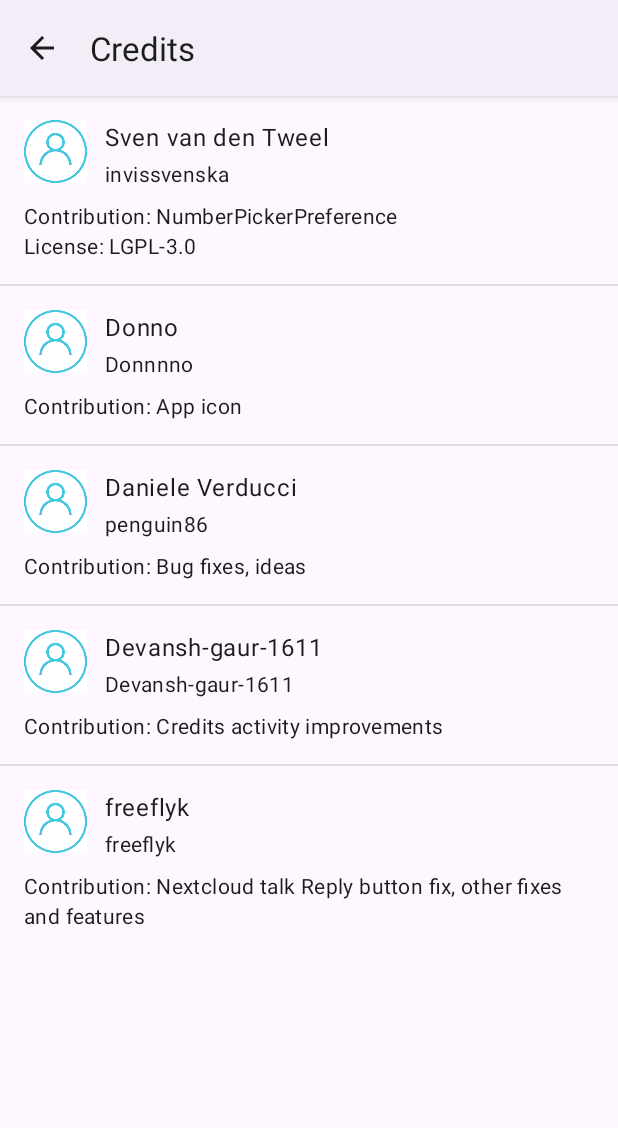
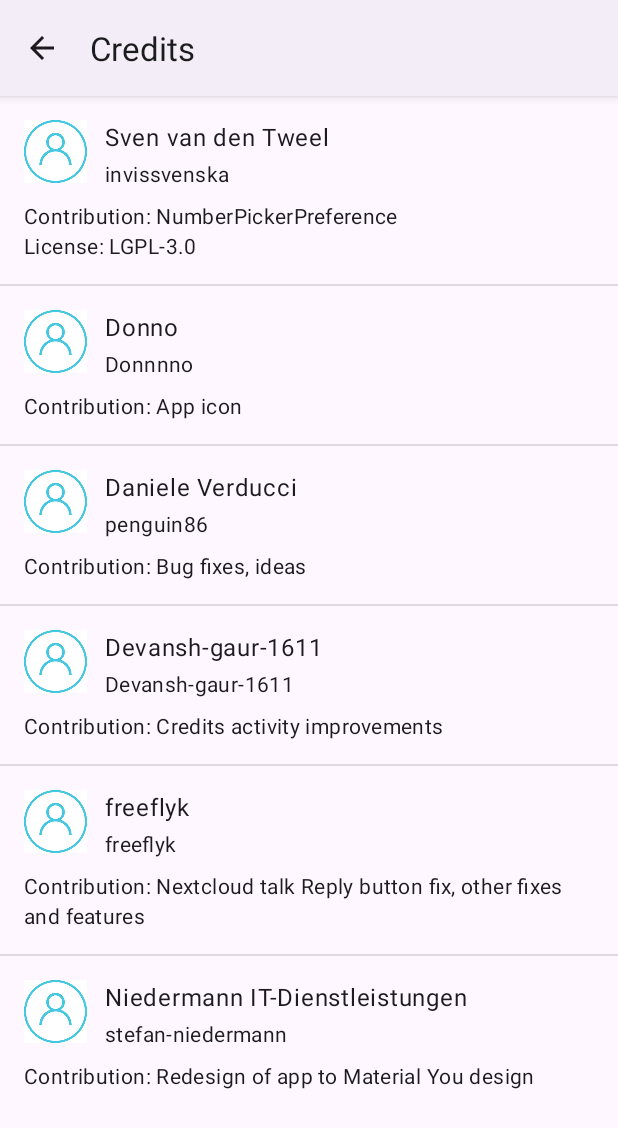
Before and after one commit to 0xf104a/NextcloudServices, an Android app: the CreditsActivity screen opened directly, with no data from a screen before it, on a phone screen of 412 x 824 dp. Shown: the top 1128 px of the screen. Run offline under Robolectric (Android 15) with nearby library versions, the phone set to English and light mode, and no system bars; pictures from the network do not load.

Commit message:
Add @stefan-niedermann to contributors

```diff
--- a/app/src/main/res/values/arrays.xml
+++ b/app/src/main/res/values/arrays.xml
@@ -10,12 +10,14 @@
         <item>reply_all</item>
     </string-array>
 
+    <!--App contributors -->
     <string-array name="oss_libs">
         <item>Contribution: NumberPickerPreference\nLicense: LGPL-3.0</item>
         <item>Contribution: App icon</item>
         <item>Contribution: Bug fixes, ideas</item>
         <item>Contribution: Credits activity improvements</item>
         <item>Contribution: Nextcloud talk "Reply" button fix, other fixes and features</item>
+        <item>Contribution: Redesign of app to Material You design</item>
     </string-array>
 
     <string-array name="oss_libs_owner_Img">
@@ -24,6 +26,7 @@
         <item>https://avatars.githubusercontent.com/u/6894017?v=4</item>
         <item>https://avatars.githubusercontent.com/u/89275109?v=4</item>
         <item>https://avatars.githubusercontent.com/u/65976525?v=4</item>
+        <item>https://avatars.githubusercontent.com/u/4741199?v=4</item>
     </string-array>
 
     <string-array name="oss_libs_owner_name">
@@ -32,6 +35,7 @@
         <item>Daniele Verducci</item>
         <item>Devansh-gaur-1611</item>
         <item>freeflyk</item>
+        <item>Niedermann IT-Dienstleistungen</item>
     </string-array>
 
     <string-array name="oss_libs_owner_github_name">
@@ -40,6 +44,7 @@
         <item>penguin86</item>
         <item>Devansh-gaur-1611</item>
         <item>freeflyk</item>
+        <item>stefan-niedermann</item>
     </string-array>
 
     <string-array name="oss_libs_links">
@@ -48,5 +53,6 @@
         <item>https://github.com/penguin86</item>
         <item>https://github.com/Devansh-gaur-1611</item>
         <item>https://github.com/freeflyk</item>
+        <item>https://github.com/stefan-niedermann</item>
     </string-array>
 </resources>
```
